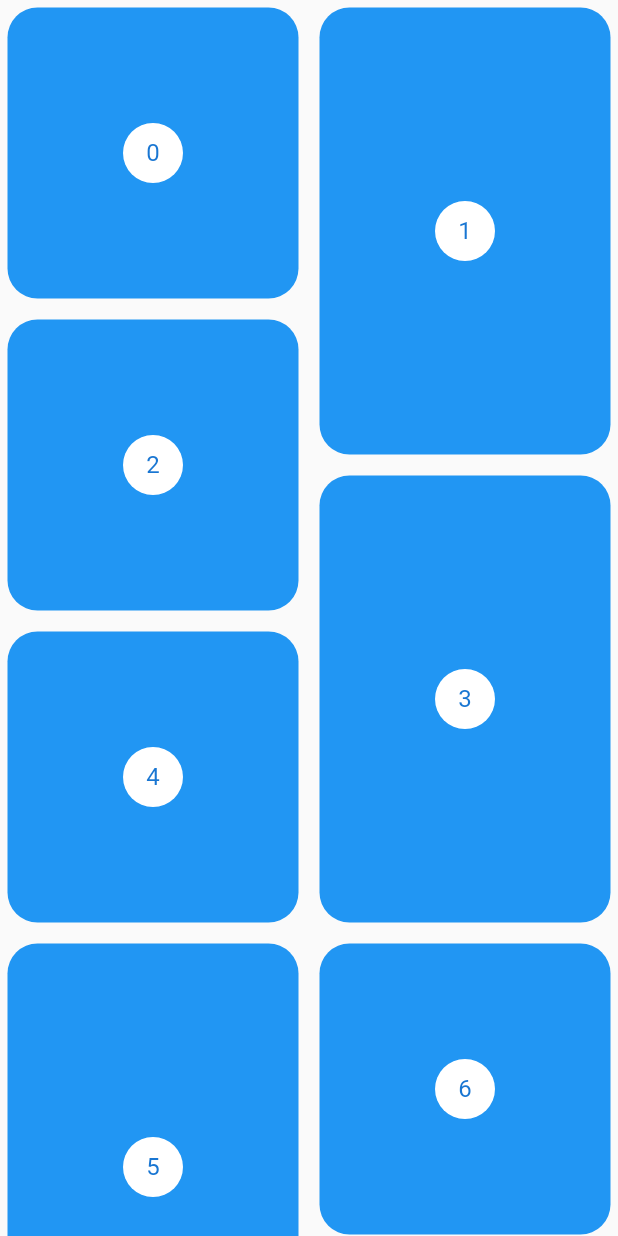
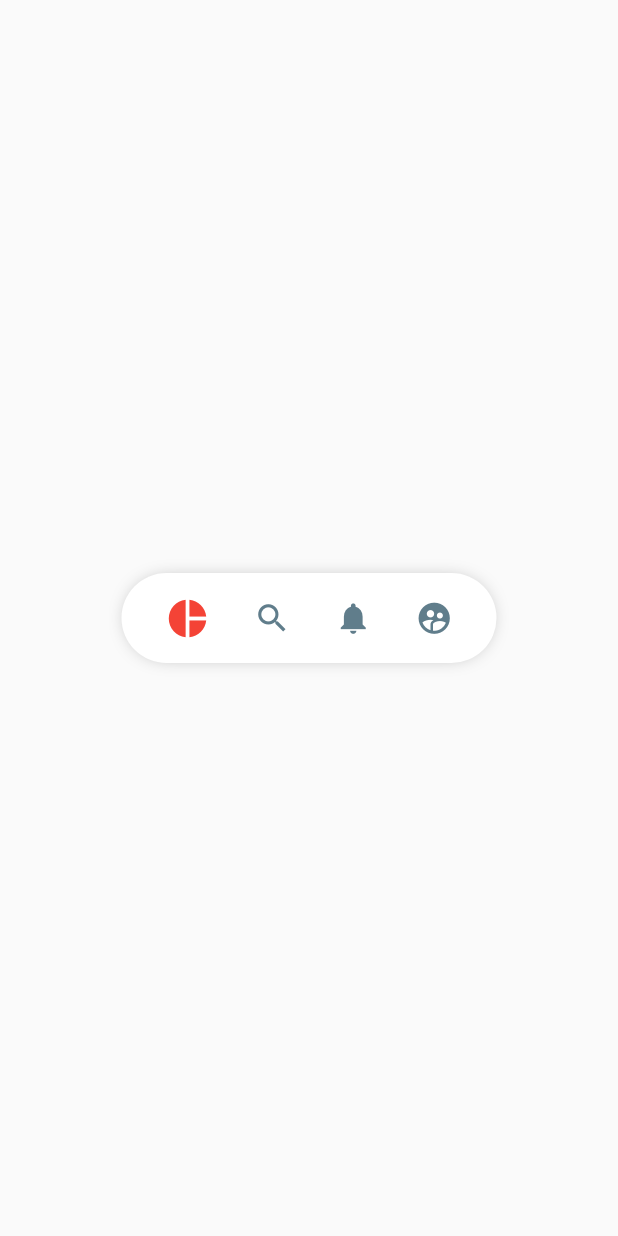
Before and after one commit to wallas83/ExamplesUI-sFlutterIntermediateAndAdvance, a Flutter app: the screen it shows after launch, on a phone screen of 412 x 824 dp. Run offline on Flutter 3.47's test engine with Material 2 defaults, Android fonts, the phone set to English and light mode, and no system bars; our stand-ins replace flutter_svg.

```diff
--- a/pinters_menu_scroll/lib/src/pages/pinteres_home_page.dart
+++ b/pinters_menu_scroll/lib/src/pages/pinteres_home_page.dart
@@ -1,11 +1,13 @@
 import 'package:flutter/material.dart';
 import 'package:flutter_staggered_grid_view/flutter_staggered_grid_view.dart';
+import 'package:pinters_menu_scroll/src/widgets/pinterest_menu.dart';
 
 class PinteresHomePage extends StatelessWidget {
   @override
   Widget build(BuildContext context) {
     return Scaffold(
-      body: PinteresGrid(),
+      body: PinterestMenu(),
+      //PinteresGrid(),
     );
   }
 }
--- /dev/null
+++ b/pinters_menu_scroll/lib/src/services/menu_service.dart
@@ -0,0 +1,13 @@
+import 'package:flutter/widgets.dart';
+
+class MenuService with ChangeNotifier {
+  MenuService();
+  int _itemSeleccionado = 0;
+
+  int get itemSeleccionado => this._itemSeleccionado;
+
+  set itemSeleccionado(int index) {
+    this._itemSeleccionado = index;
+    notifyListeners();
+  }
+}
--- /dev/null
+++ b/pinters_menu_scroll/lib/src/widgets/pinterest_menu.dart
@@ -0,0 +1,100 @@
+import 'package:flutter/material.dart';
+import 'package:provider/provider.dart';
+import 'package:pinters_menu_scroll/src/services/menu_service.dart';
+
+class PinterestButton {
+  final Function onPressed;
+  final IconData icon;
+  PinterestButton({@required this.icon, @required this.onPressed});
+}
+
+class PinterestMenu extends StatelessWidget {
+  final List<PinterestButton> items = [
+    PinterestButton(
+        icon: Icons.pie_chart,
+        onPressed: () {
+          print('pie char');
+        }),
+    PinterestButton(
+        icon: Icons.search,
+        onPressed: () {
+          print('search');
+        }),
+    PinterestButton(
+        icon: Icons.notifications,
+        onPressed: () {
+          print('notification');
+        }),
+    PinterestButton(
+        icon: Icons.supervised_user_circle,
+        onPressed: () {
+          print('supervisor');
+        }),
+  ];
+  @override
+  Widget build(BuildContext context) {
+    return Center(
+        child: ChangeNotifierProvider(
+            create: (_) => new MenuService(),
+            child: _PinteresMenuBackground(child: _MenuItems(items))));
+  }
+}
+
+class _PinteresMenuBackground extends StatelessWidget {
+  final Widget child;
+  _PinteresMenuBackground({@required this.child});
+
+  @override
+  Widget build(BuildContext context) {
+    return Container(
+      child: child,
+      width: 250,
+      height: 60,
+      decoration: BoxDecoration(
+          color: Colors.white,
+          borderRadius: BorderRadius.all(Radius.circular(100)),
+          boxShadow: <BoxShadow>[
+            BoxShadow(color: Colors.black38, blurRadius: 10, spreadRadius: -5)
+          ]),
+    );
+  }
+}
+
+class _MenuItems extends StatelessWidget {
+  final List<PinterestButton> menuItems;
+  _MenuItems(this.menuItems);
+  @override
+  Widget build(BuildContext context) {
+    return Row(
+      mainAxisAlignment: MainAxisAlignment.spaceEvenly,
+      children: List.generate(menuItems.length,
+          (index) => _PinterestMenuButton(index, menuItems[index])),
+    );
+  }
+}
+
+class _PinterestMenuButton extends StatelessWidget {
+  final int index;
+  final PinterestButton menuItem;
+  _PinterestMenuButton(this.index, this.menuItem);
+  @override
+  Widget build(BuildContext context) {
+    final intemSeleccionado =
+        Provider.of<MenuService>(context).itemSeleccionado;
+    return GestureDetector(
+      onTap: () {
+        Provider.of<MenuService>(context, listen: false).itemSeleccionado =
+            index;
+        menuItem.onPressed();
+      },
+      behavior: HitTestBehavior.translucent,
+      child: Container(
+        child: Icon(
+          menuItem.icon,
+          size: (intemSeleccionado == index) ? 30 : 25,
+          color: (intemSeleccionado == index) ? Colors.red : Colors.blueGrey,
+        ),
+      ),
+    );
+  }
+}
```
